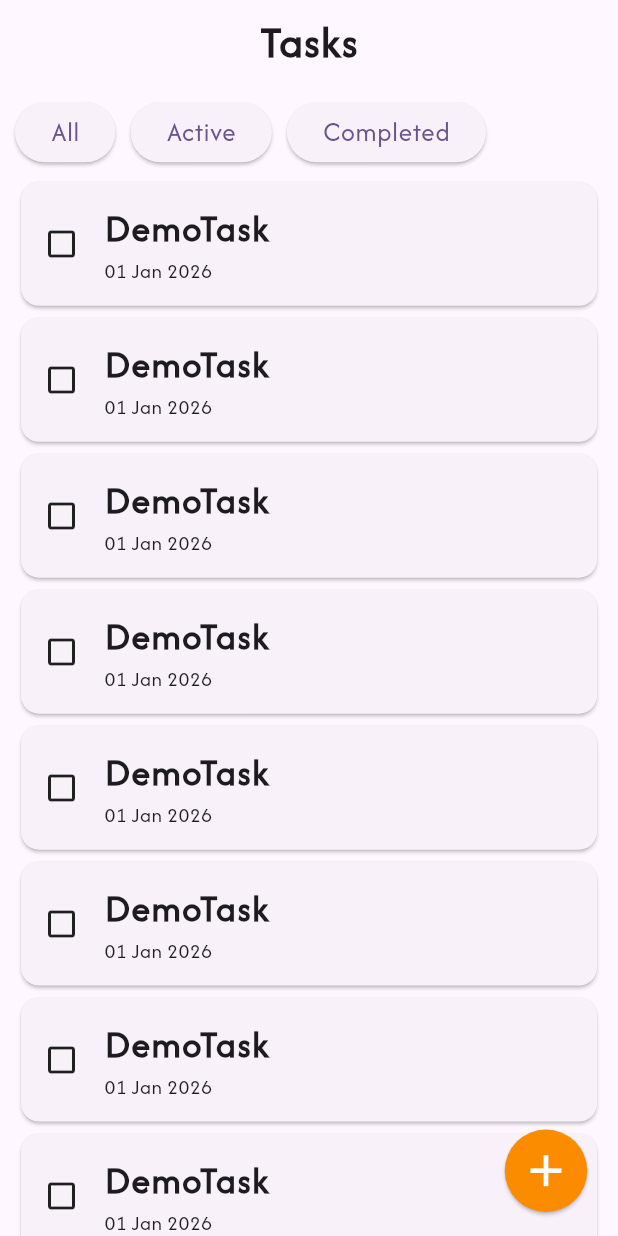
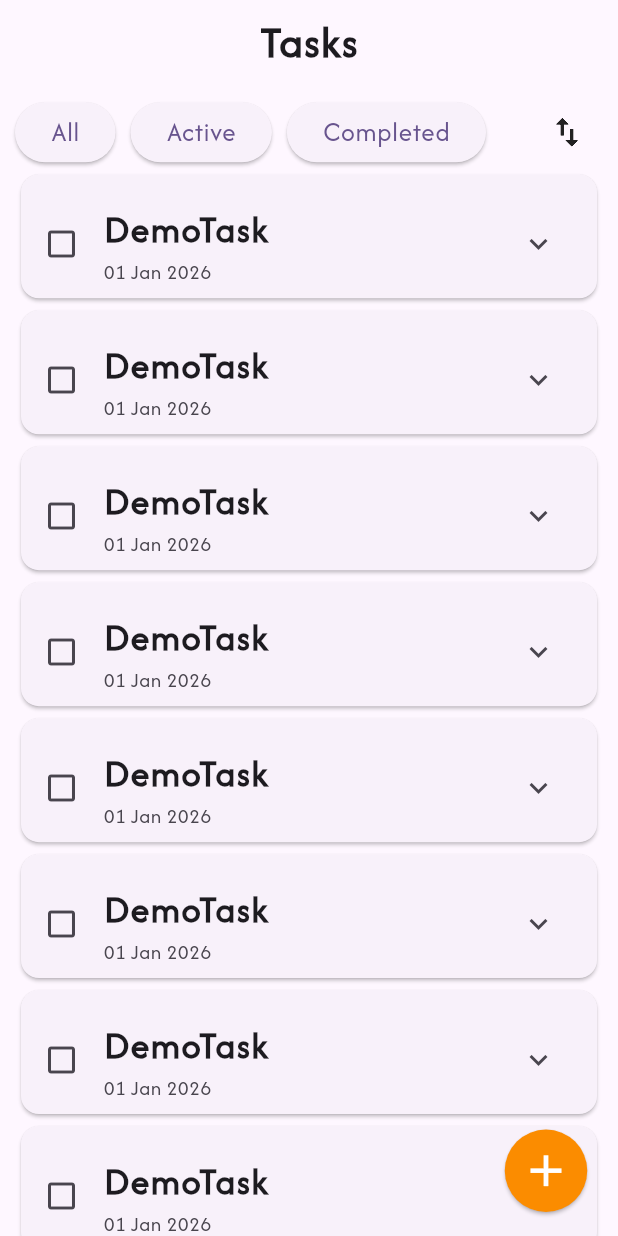
Before and after one commit to hamster336/to_do_app, a Flutter app: the screen it shows after launch, on a phone screen of 412 x 824 dp. Run offline on Flutter 3.47's test engine with Material 3 defaults, Android fonts, the phone set to English and light mode, and no system bars; our stand-ins replace flutter_bloc, hive_ce, hive_ce_flutter; accounts and stored records are empty.

Commit message:
Fixed landscape overflow

```diff
--- a/lib/models/custom_widgets.dart
+++ b/lib/models/custom_widgets.dart
@@ -14,6 +14,7 @@ class CustomWidgets {
           padding: EdgeInsetsGeometry.only(
             bottom: MediaQuery.of(context).viewInsets.bottom,
           ),
+          child: SingleChildScrollView(
             child: Container(
               width: size.width * 0.95,
               padding: EdgeInsets.symmetric(horizontal: 25, vertical: 15),
@@ -77,7 +78,11 @@ class CustomWidgets {
 
                             const SizedBox(width: 10),
 
-                          const Icon(Icons.alarm, size: 25, color: Colors.blue),
+                            const Icon(
+                              Icons.alarm,
+                              size: 25,
+                              color: Colors.blue,
+                            ),
                           ],
                         ),
                       ),
@@ -101,8 +106,20 @@ class CustomWidgets {
                 ],
               ),
             ),
+          ),
         );
       },
     );
   }
+
+  // popUpMenu
+  static PopupMenuItem<String> popUpMenuItem(String value, String text) {
+    return PopupMenuItem(
+      value: value,
+      child: Text(
+        text,
+        style: const TextStyle(fontSize: 18, fontWeight: FontWeight.w500),
+      ),
+    );
   }
+}
--- a/lib/models/task_card.dart
+++ b/lib/models/task_card.dart
@@ -12,40 +12,40 @@ class TaskCard extends StatelessWidget {
 
     return SizedBox(
       width: size.width,
-      height: size.height * 0.11,
-      child: InkWell(
+      height: size.longestSide * 0.11,
+      child: Card(
+        child: ListTile(
+          contentPadding: const EdgeInsets.symmetric(
+            horizontal: 15,
+            vertical: 10,
+          ),
           onTap: () => CustomWidgets.showModalSheet(context, task, size),
-        child: Card(
-          child: Padding(
-            padding: const EdgeInsets.symmetric(horizontal: 15, vertical: 10),
-            child: Row(
-              children: [
-                Icon(Icons.check_box_outline_blank),
+          leading: Icon(Icons.check_box_outline_blank),
 
-                SizedBox(width: size.width * 0.04),
-
-                Column(
-                  crossAxisAlignment: .start,
-                  mainAxisAlignment: .center,
-                  children: [
-                    Text(
+          title: Text(
             task.task,
             style: TextStyle(
               fontSize: 25,
               fontWeight: FontWeight.w600,
-                        fontFamily: 'Afacad',
+              // fontFamily: 'Afacad',
               letterSpacing: 1,
             ),
           ),
 
-                    Text(
+          subtitle: Text(
             task.createdAt,
             style: TextStyle(fontFamily: 'Afacad'),
           ),
+
+          trailing: PopupMenuButton<String>(
+            tooltip: 'Set Priority',
+            itemBuilder: (context) => <PopupMenuEntry<String>>[
+              CustomWidgets.popUpMenuItem('high', 'High'),
+              CustomWidgets.popUpMenuItem('med', 'Medium'),
+              CustomWidgets.popUpMenuItem('low', 'Low'),
             ],
-                ),
-              ],
-            ),
+
+            icon: Icon(Icons.keyboard_arrow_down),
           ),
         ),
       ),
--- a/lib/screens/home_screen.dart
+++ b/lib/screens/home_screen.dart
@@ -20,7 +20,7 @@ class HomeScreen extends StatelessWidget {
             fontSize: 30,
             fontWeight: FontWeight.w600,
             letterSpacing: 0.75,
-            fontFamily: 'Afacad',
+            // fontFamily: 'Afacad',
           ),
         ),
         centerTitle: true,
@@ -74,13 +74,24 @@ class HomeScreen extends StatelessWidget {
                     ),
                   ),
                 ),
+
+                Spacer(),
+
+                PopupMenuButton<String>(
+                  offset: Offset(-10, 0),
+                  tooltip: 'Sort tasks',
+                  itemBuilder: (context) => <PopupMenuEntry<String>>[
+                    CustomWidgets.popUpMenuItem('date', 'By date'),
+                    CustomWidgets.popUpMenuItem('priority', 'By priority'),
+                  ],
+
+                  icon: Icon(Icons.swap_vert_outlined, size: 25),
+                ),
               ],
             ),
 
             // SizedBox(height: size.height * 0.01),
             Expanded(
-              child: Padding(
-                padding: const EdgeInsets.only(top: 5),
               child: ListView.builder(
                 physics: BouncingScrollPhysics(),
                 itemCount: 10,
@@ -89,7 +100,6 @@ class HomeScreen extends StatelessWidget {
                     task: Task(task: 'DemoTask', createdAt: '01 Jan 2026'),
                   );
                 },
-                ),
               ),
             ),
           ],
```
Lines whose indentation alone changed are shown as unchanged.
